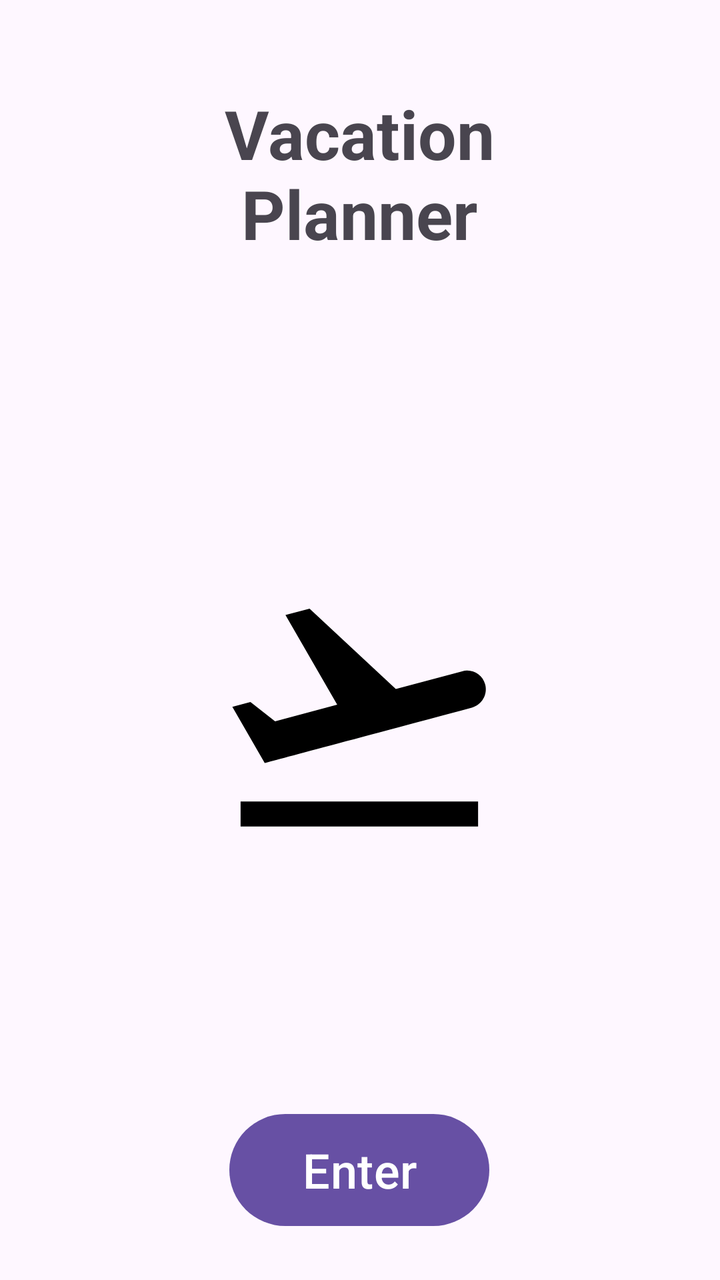
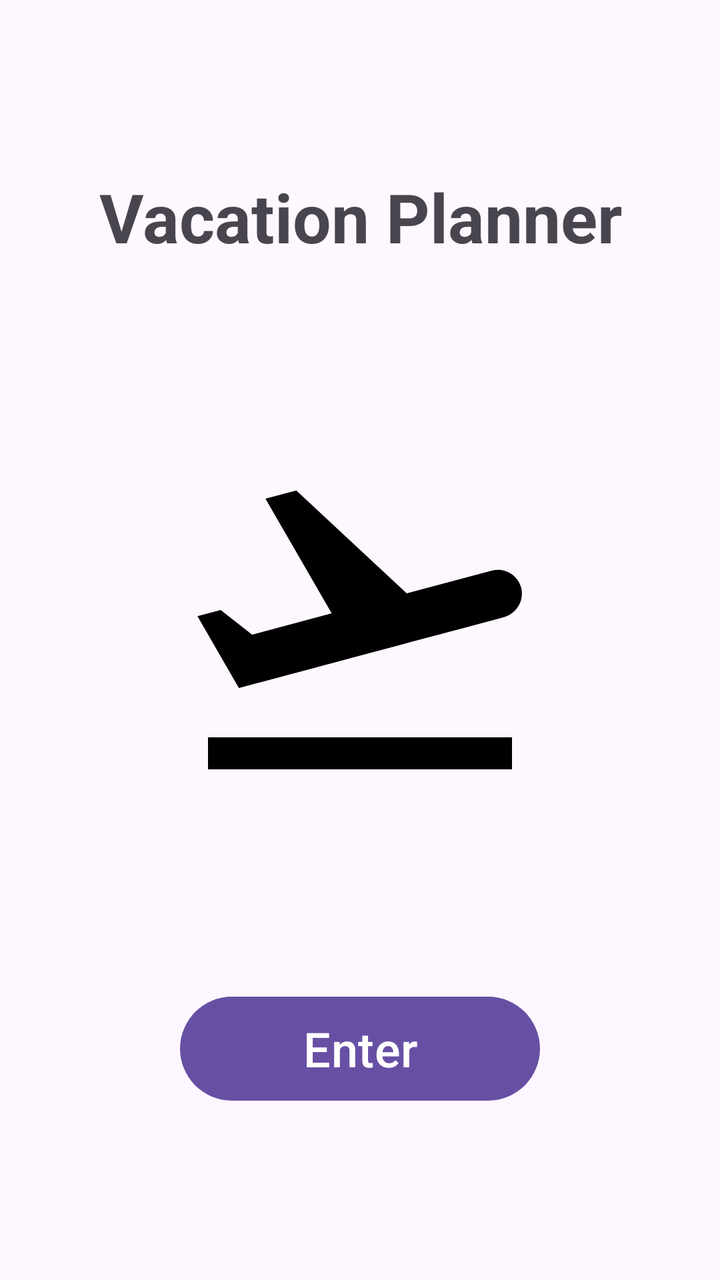

Two renders of the same Android screen: before a commit and after it. Below are the layout's source before the change and the commit's diff.
<!-- AndroidManifest.xml: application theme Theme.D308VacationPlanner -->
<!-- res/layout/activity_main.xml -->
<?xml version="1.0" encoding="utf-8"?>
<androidx.constraintlayout.widget.ConstraintLayout xmlns:android="http://schemas.android.com/apk/res/android"
    xmlns:app="http://schemas.android.com/apk/res-auto"
    xmlns:tools="http://schemas.android.com/tools"
    android:id="@+id/main"
    android:layout_width="match_parent"
    android:layout_height="match_parent"
    tools:context=".UI.MainActivity">

    <TextView
        android:id="@+id/textView"
        android:layout_width="164dp"
        android:layout_height="90dp"
        android:text="Vacation Planner"
        android:textAlignment="center"
        android:textSize="34sp"
        android:textStyle="bold"
        app:layout_constraintBottom_toBottomOf="parent"
        app:layout_constraintEnd_toEndOf="parent"
        app:layout_constraintHorizontal_bias="0.499"
        app:layout_constraintStart_toStartOf="parent"
        app:layout_constraintTop_toTopOf="parent"
        app:layout_constraintVertical_bias="0.08" />

    <Button
        android:id="@+id/mainButton"
        android:layout_width="130dp"
        android:layout_height="64dp"
        android:text="Enter"
        android:textSize="24sp"
        app:layout_constraintBottom_toBottomOf="parent"
        app:layout_constraintEnd_toEndOf="parent"
        app:layout_constraintHorizontal_bias="0.498"
        app:layout_constraintStart_toStartOf="parent"
        app:layout_constraintTop_toTopOf="parent"
        app:layout_constraintVertical_bias="0.96" />

    <ImageView
        android:id="@+id/imageView"
        android:layout_width="150dp"
        android:layout_height="179dp"
        android:src="@drawable/baseline_flight_takeoff_24"
        app:layout_constraintBottom_toTopOf="@+id/mainButton"
        app:layout_constraintEnd_toEndOf="parent"
        app:layout_constraintHorizontal_bias="0.499"
        app:layout_constraintStart_toStartOf="parent"
        app:layout_constraintTop_toBottomOf="@+id/textView"
        app:layout_constraintVertical_bias="0.556" />

</androidx.constraintlayout.widget.ConstraintLayout>
<!-- resources referenced by this layout -->
<resources>
  <!-- drawable baseline_flight_takeoff_24 (drawable) -->
  <vector xmlns:android="http://schemas.android.com/apk/res/android" android:height="24dp" android:tint="#000000" android:viewportHeight="24" android:viewportWidth="24" android:width="24dp">
        
      <path android:fillColor="@android:color/white" android:pathData="M2.5,19h19v2h-19V19zM22.07,9.64c-0.21,-0.8 -1.04,-1.28 -1.84,-1.06L14.92,10l-6.9,-6.43L6.09,4.08l4.14,7.17l-4.97,1.33l-1.97,-1.54l-1.45,0.39l2.59,4.49c0,0 7.12,-1.9 16.57,-4.43C21.81,11.26 22.28,10.44 22.07,9.64z"/>
      
  </vector>
  <style name="Theme.D308VacationPlanner" parent="Base.Theme.D308VacationPlanner" />
  <style name="Base.Theme.D308VacationPlanner" parent="Theme.Material3.DayNight">
          
          
      </style>
</resources>

<!-- the commit's change to res/layout/activity_main.xml (unified diff, before → after) -->
@@ -9,42 +9,42 @@
 
     <TextView
         android:id="@+id/textView"
-        android:layout_width="164dp"
-        android:layout_height="90dp"
+        android:layout_width="0dp"
+        android:layout_height="wrap_content"
         android:text="Vacation Planner"
         android:textAlignment="center"
-        android:textSize="34sp"
+        android:textSize="@dimen/header_text_size"
         android:textStyle="bold"
-        app:layout_constraintBottom_toBottomOf="parent"
+        app:layout_constraintBottom_toTopOf="@+id/imageView"
         app:layout_constraintEnd_toEndOf="parent"
-        app:layout_constraintHorizontal_bias="0.499"
         app:layout_constraintStart_toStartOf="parent"
         app:layout_constraintTop_toTopOf="parent"
-        app:layout_constraintVertical_bias="0.08" />
+        app:layout_constraintVertical_bias="0.2"
+        app:layout_constraintWidth_percent="0.8" />
 
     <Button
         android:id="@+id/mainButton"
-        android:layout_width="130dp"
-        android:layout_height="64dp"
+        android:layout_width="0dp"
+        android:layout_height="@dimen/button_height"
         android:text="Enter"
         android:textSize="24sp"
         app:layout_constraintBottom_toBottomOf="parent"
         app:layout_constraintEnd_toEndOf="parent"
-        app:layout_constraintHorizontal_bias="0.498"
         app:layout_constraintStart_toStartOf="parent"
-        app:layout_constraintTop_toTopOf="parent"
-        app:layout_constraintVertical_bias="0.96" />
+        app:layout_constraintTop_toBottomOf="@+id/imageView"
+        app:layout_constraintVertical_bias="0.8"
+        app:layout_constraintWidth_percent="0.5" />
 
     <ImageView
         android:id="@+id/imageView"
-        android:layout_width="150dp"
-        android:layout_height="179dp"
+        android:layout_width="0dp"
+        android:layout_height="0dp"
         android:src="@drawable/baseline_flight_takeoff_24"
         app:layout_constraintBottom_toTopOf="@+id/mainButton"
+        app:layout_constraintDimensionRatio="1:1"
         app:layout_constraintEnd_toEndOf="parent"
-        app:layout_constraintHorizontal_bias="0.499"
+        app:layout_constraintHeight_percent="0.3"
         app:layout_constraintStart_toStartOf="parent"
-        app:layout_constraintTop_toBottomOf="@+id/textView"
-        app:layout_constraintVertical_bias="0.556" />
+        app:layout_constraintTop_toBottomOf="@+id/textView" />
 
 </androidx.constraintlayout.widget.ConstraintLayout>
<!-- resource entries referenced after the edit -->
@@ -1,5 +1,7 @@
 <!-- resources referenced by this layout -->
 <resources>
+  <dimen name="button_height">60dp</dimen>
+  <dimen name="header_text_size">34sp</dimen>
   <!-- drawable baseline_flight_takeoff_24 (drawable) -->
   <vector xmlns:android="http://schemas.android.com/apk/res/android" android:height="24dp" android:tint="#000000" android:viewportHeight="24" android:viewportWidth="24" android:width="24dp">
         
